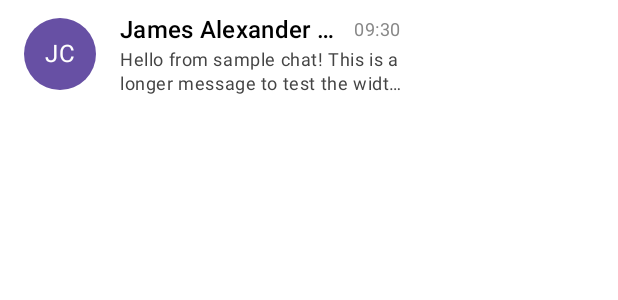
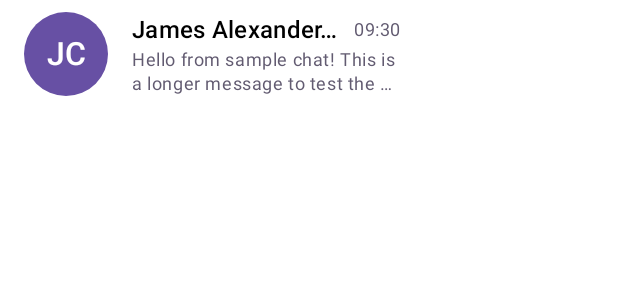
Before and after one commit to knivram/BluetoothChat, an Android app built with Jetpack Compose: the @Preview function ChatOverviewItemPreview, on a phone screen of 412 x 824 dp. Shown: the top 300 px of the screen. Run offline under Robolectric (Android 15) with nearby library versions, the phone set to English and light mode, and no system bars.

Commit message:
improved ProfilePicture and used typography colors

```diff
--- a/app/src/main/java/com/itsallprivate/bluetoothchat/presentation/components/ChatOverviewItem.kt
+++ b/app/src/main/java/com/itsallprivate/bluetoothchat/presentation/components/ChatOverviewItem.kt
@@ -1,8 +1,6 @@
 package com.itsallprivate.bluetoothchat.presentation.components
 
-import androidx.compose.foundation.background
 import androidx.compose.foundation.clickable
-import androidx.compose.foundation.layout.Box
 import androidx.compose.foundation.layout.Column
 import androidx.compose.foundation.layout.Row
 import androidx.compose.foundation.layout.Spacer
@@ -10,13 +8,11 @@ import androidx.compose.foundation.layout.fillMaxWidth
 import androidx.compose.foundation.layout.padding
 import androidx.compose.foundation.layout.size
 import androidx.compose.foundation.layout.width
-import androidx.compose.foundation.shape.CircleShape
 import androidx.compose.material3.MaterialTheme
 import androidx.compose.material3.Text
 import androidx.compose.runtime.Composable
 import androidx.compose.ui.Alignment
 import androidx.compose.ui.Modifier
-import androidx.compose.ui.graphics.Color
 import androidx.compose.ui.text.style.TextOverflow
 import androidx.compose.ui.tooling.preview.Preview
 import androidx.compose.ui.unit.dp
@@ -40,25 +36,17 @@ fun ChatOverviewItem(
             .fillMaxWidth(),
         verticalAlignment = Alignment.CenterVertically,
     ) {
-        Box(
-            modifier = Modifier
-                .size(48.dp)
-                .background(MaterialTheme.colorScheme.primary, CircleShape),
-            contentAlignment = Alignment.Center,
-        ) {
-            Text(
-                text = getInitials(chatOverview.name ?: chatOverview.address),
-                style = MaterialTheme.typography.bodyLarge,
-                color = Color.White,
-            )
-        }
+        ProfilePicture(
+            name = chatOverview.name,
+            size = 56,
+        )
         Spacer(modifier = Modifier.width(16.dp))
         Column(modifier = Modifier.weight(1f)) {
             Row(
                 verticalAlignment = Alignment.CenterVertically,
             ) {
                 Text(
-                    text = chatOverview.name ?: chatOverview.address,
+                    text = chatOverview.name,
                     style = MaterialTheme.typography.titleMedium,
                     maxLines = 1,
                     overflow = TextOverflow.Ellipsis,
@@ -68,7 +56,7 @@ fun ChatOverviewItem(
                     Text(
                         text = formatDateTime(it.dateTime),
                         style = MaterialTheme.typography.bodySmall,
-                        color = Color.Gray,
+                        color = MaterialTheme.colorScheme.secondary,
                         modifier = Modifier.padding(start = 8.dp),
                     )
                 }
@@ -78,23 +66,12 @@ fun ChatOverviewItem(
                 Text(
                     text = textPrefix + it.message,
                     style = MaterialTheme.typography.bodySmall,
-                    color = Color.DarkGray,
+                    color = MaterialTheme.colorScheme.secondary,
                     maxLines = 2,
                     overflow = TextOverflow.Ellipsis,
                 )
             }
         }
-    }
-}
-
-fun getInitials(name: String): String {
-    val parts = name.trim().split("\\s+".toRegex())
-    return if (parts.size >= 2) {
-        "${parts.first().first().uppercaseChar()}${parts.last().first().uppercaseChar()}"
-    } else if (parts.isNotEmpty()) {
-        parts.first().first().uppercaseChar().toString()
-    } else {
-        ""
     }
 }
 
--- /dev/null
+++ b/app/src/main/java/com/itsallprivate/bluetoothchat/presentation/components/ProfilePicture.kt
@@ -0,0 +1,45 @@
+package com.itsallprivate.bluetoothchat.presentation.components
+
+import androidx.compose.foundation.background
+import androidx.compose.foundation.layout.Box
+import androidx.compose.foundation.layout.size
+import androidx.compose.foundation.shape.CircleShape
+import androidx.compose.material3.MaterialTheme
+import androidx.compose.material3.Text
+import androidx.compose.runtime.Composable
+import androidx.compose.ui.Alignment
+import androidx.compose.ui.Modifier
+import androidx.compose.ui.text.font.FontWeight
+import androidx.compose.ui.unit.dp
+import androidx.compose.ui.unit.sp
+
+@Composable
+fun ProfilePicture(
+    name: String,
+    size: Int = 48,
+) {
+    Box(
+        modifier = Modifier
+            .size(size.dp)
+            .background(MaterialTheme.colorScheme.primary, CircleShape),
+        contentAlignment = Alignment.Center,
+    ) {
+        Text(
+            text = getInitials(name),
+            fontSize = (size / 2.6).sp,
+            fontWeight = FontWeight.Medium,
+            color = MaterialTheme.colorScheme.onPrimary,
+        )
+    }
+}
+
+private fun getInitials(name: String): String {
+    val parts = name.trim().split("\\s+".toRegex())
+    return if (parts.size >= 2) {
+        "${parts.first().first().uppercaseChar()}${parts.last().first().uppercaseChar()}"
+    } else if (parts.isNotEmpty()) {
+        parts.first().first().uppercaseChar().toString()
+    } else {
+        ""
+    }
+}
```
Also changed, not shown: app/src/main/java/com/itsallprivate/bluetoothchat/presentation/components/ChatTopBar.kt (+8 -2 lines).
